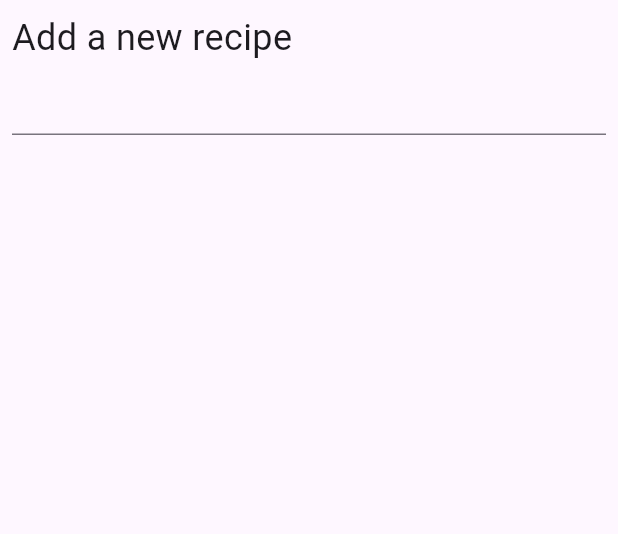
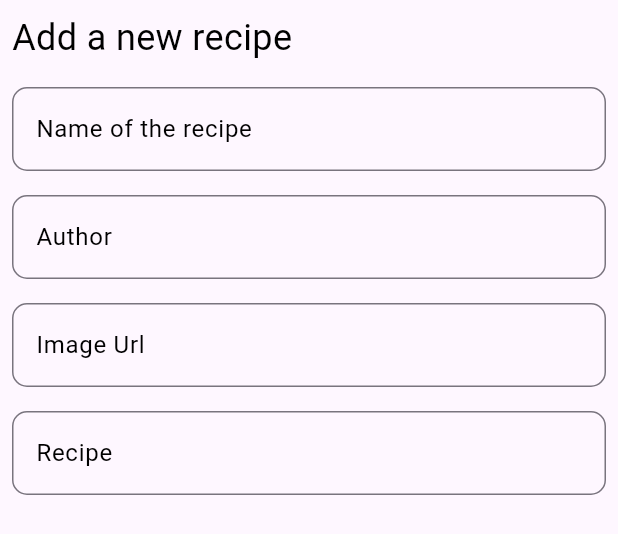
Before and after one commit to garzonsergio/recipes_flutter, a Flutter app: the RecipeForm widget shown alone on an empty page, opened directly, on a phone screen of 412 x 824 dp. Shown: the top 534 px of the screen. Run offline on Flutter 3.47's test engine with Material 3 defaults, Android fonts, the phone set to English and light mode, and no system bars; network calls fail; Roboto replaces fonts that are missing (Quicksand); statements that could not run were skipped.

Commit message:
Feature:There was created other fields in the form

```diff
--- a/lib/screens/home_screen.dart
+++ b/lib/screens/home_screen.dart
@@ -1,7 +1,7 @@
 import 'package:flutter/material.dart';
 
 class HomeScreen extends StatelessWidget {
-  const HomeScreen({Key? key}) : super(key: key);
+  const HomeScreen({super.key});
 
   @override
   Widget build(BuildContext context) {
@@ -31,7 +31,7 @@ class HomeScreen extends StatelessWidget {
         builder: (context) => Container(
               width: MediaQuery.of(context).size.width,
               height: 500,
-              color: Colors.amber,
+              color: Colors.white,
               child: const RecipeForm(),
             ));
   }
@@ -39,14 +39,14 @@ class HomeScreen extends StatelessWidget {
   Widget _RecipesCard(BuildContext context) {
     return Padding(
       padding: const EdgeInsets.all(8.0),
-      child: Container(
+      child: SizedBox(
         width: MediaQuery.of(context)
             .size
             .width, //Media query to set the width of the container to the width of the screen
         height: 125,
         child: Card(
             child: Row(children: <Widget>[
-          Container(
+          SizedBox(
             height: 125,
             width: 100,
             child: ClipRRect(
@@ -63,19 +63,19 @@ class HomeScreen extends StatelessWidget {
               crossAxisAlignment: CrossAxisAlignment.start,
               children: <Widget>[
                 // Is possible to use a column to organize the widgets vertically
-                Text("Recipe name",
+                const Text("Recipe name",
                     style: TextStyle(
                         fontSize: 20,
                         fontWeight: FontWeight.bold,
                         fontFamily: 'Quicksand')),
                 Container(height: 2, width: 125, color: Colors.amber[700]),
-                Text(
+                const Text(
                   "Author",
                   style: TextStyle(
                     fontSize: 12,
                   ),
                 ),
-                SizedBox(height: 4),
+                const SizedBox(height: 4),
               ])
         ])),
       ),
@@ -89,17 +89,47 @@ class RecipeForm extends StatelessWidget {
   @override
   Widget build(BuildContext context) {
     return Padding(
-        padding: EdgeInsets.all(8.0),
+        padding: const EdgeInsets.all(8.0),
         child: Form(
-            // key: _formKey,
+            key: _formKey,
             child: Column(
-              crossAxisAlignment: CrossAxisAlignment.start,
-              children: [
-                Text('Add a new recipe',
-                    style: TextStyle(
-                        color: Colors.deepOrangeAccent[500], fontSize: 24)),
-                TextFormField()
-              ],
-            )));
+          crossAxisAlignment: CrossAxisAlignment.start,
+          children: [
+            const Text('Add a new recipe',
+                style: TextStyle(color: Colors.black, fontSize: 24)),
+            const SizedBox(
+              height: 16,
+            ),
+            _buildTextField(label: "Name of the recipe"),
+            const SizedBox(
+              height: 16,
+            ),
+            _buildTextField(label: "Author"),
+            const SizedBox(
+              height: 16,
+            ),
+            _buildTextField(label: 'Image Url'),
+            const SizedBox(
+              height: 16,
+            ),
+            _buildTextField(label: 'Recipe'),
+            const SizedBox(
+              height: 16,
+            ),
+          ],
+        )));
   }
 }
+
+Widget _buildTextField({required String label}) {
+  return TextFormField(
+    decoration: InputDecoration(
+      labelText: label,
+      labelStyle: const TextStyle(fontFamily: 'Quicksand', color: Colors.black),
+      border: OutlineInputBorder(borderRadius: BorderRadius.circular(10)),
+      focusedBorder: OutlineInputBorder(
+          borderRadius: BorderRadius.circular(10),
+          borderSide: BorderSide(color: Colors.black, width: 1)),
+    ),
+  );
+}
```
